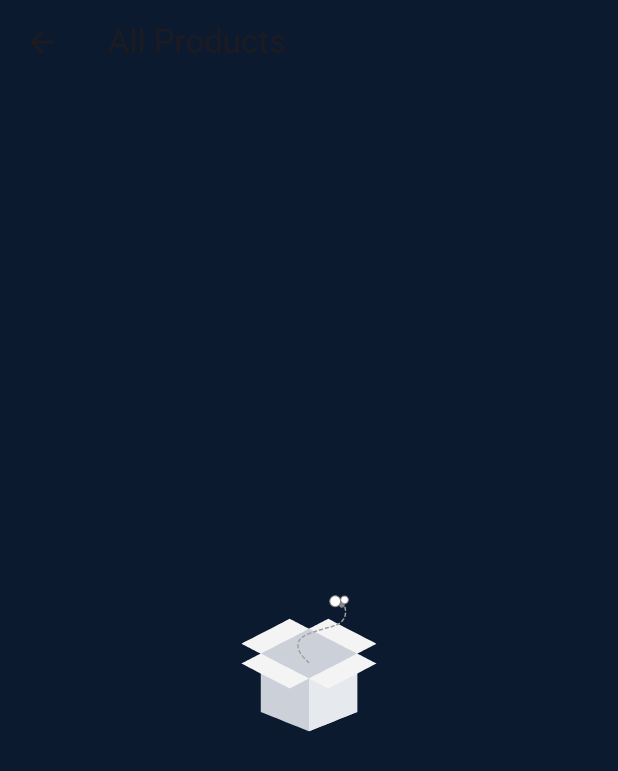
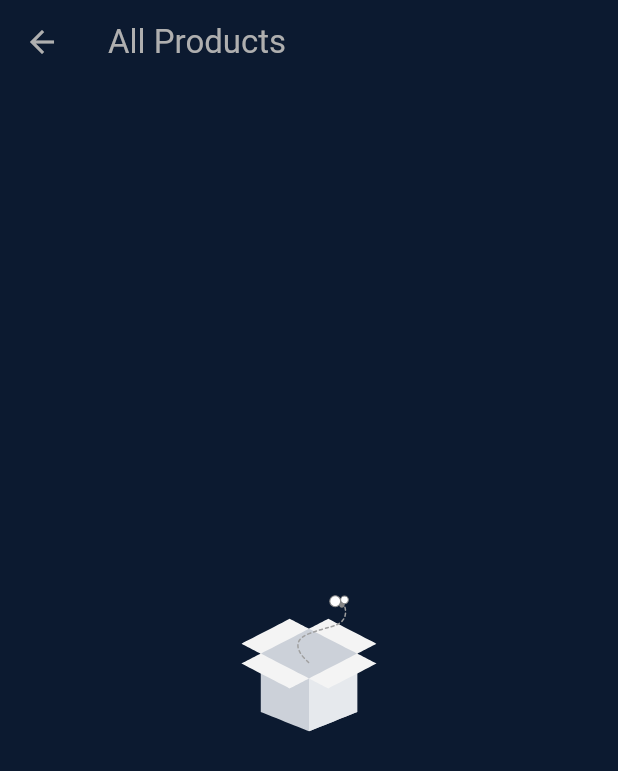
Before and after one commit to xasanov1716/Shop_helper, a Flutter app: the AllProductScreen screen opened by its route, on a phone screen of 412 x 824 dp. Shown: the top 771 px of the screen. Run offline on Flutter 3.47's test engine with Material 3 defaults, Android fonts, the phone set to English and light mode, and no system bars; our stand-ins replace bloc, connectivity_plus, equatable, flutter_bloc, flutter_linkify, lottie and 2 more; missing offline and left inert: flutter_barcode_scanner; accounts and stored records are empty; statements that could not run were skipped.

```diff
--- a/lib/ui/shop_screen/subscreen/add_product_screen.dart
+++ b/lib/ui/shop_screen/subscreen/add_product_screen.dart
@@ -54,7 +54,7 @@ class _AddProductScreenState extends State<AddProductScreen> {
         ),
         elevation: 0,
         backgroundColor: AppColors.c_0C1A30,
-        title: const Text('Add Product'),
+        title: const Text('Add Product',style: TextStyle(color: AppColors.passiveTextColor),),
       ),
       body: BlocConsumer<ShopBloc, ShopState>(
         listener: (context, state) {
--- a/lib/ui/shop_screen/subscreen/all_product_screen.dart
+++ b/lib/ui/shop_screen/subscreen/all_product_screen.dart
@@ -28,8 +28,12 @@ class _AllProductScreenState extends State<AllProductScreen> {
       backgroundColor: AppColors.c_0C1A30,
       appBar: AppBar(
         elevation: 0,
+        automaticallyImplyLeading: false,
+        leading: IconButton(icon: Icon(Icons.arrow_back,color: AppColors.passiveTextColor,),onPressed: (){
+          Navigator.pop(context);
+      },),
         backgroundColor: AppColors.c_0C1A30,
-        title: const Text('All Products'),
+        title: const Text('All Products',style: TextStyle(color: AppColors.passiveTextColor),),
       ),
       body: BlocConsumer<ShopBloc, ShopState>(
           builder: (context, state) {
--- a/lib/ui/shop_screen/subscreen/get_product.dart
+++ b/lib/ui/shop_screen/subscreen/get_product.dart
@@ -35,6 +35,10 @@ class _GetProductScreenState extends State<GetProductScreen> {
       backgroundColor: AppColors.c_0C1A30,
       appBar: AppBar(
         elevation: 0,
+        automaticallyImplyLeading: false,
+        leading: IconButton(icon: Icon(Icons.arrow_back,color: AppColors.passiveTextColor,),onPressed: (){
+          Navigator.pop(context);
+        },),
         backgroundColor: AppColors.c_0C1A30,
       ),
       body: BlocConsumer<ShopBloc, ShopState>(
--- a/pubspec.yaml
+++ b/pubspec.yaml
@@ -4,7 +4,7 @@ publish_to: 'none'
 version: 0.1.0
 
 environment:
-  sdk: '>=3.1.2 <4.0.0'
+  sdk: '>=3.1.6 <4.0.0'
 
 dependencies:
   flutter:
```
Also changed, not shown: pubspec.lock, 1 other file.
